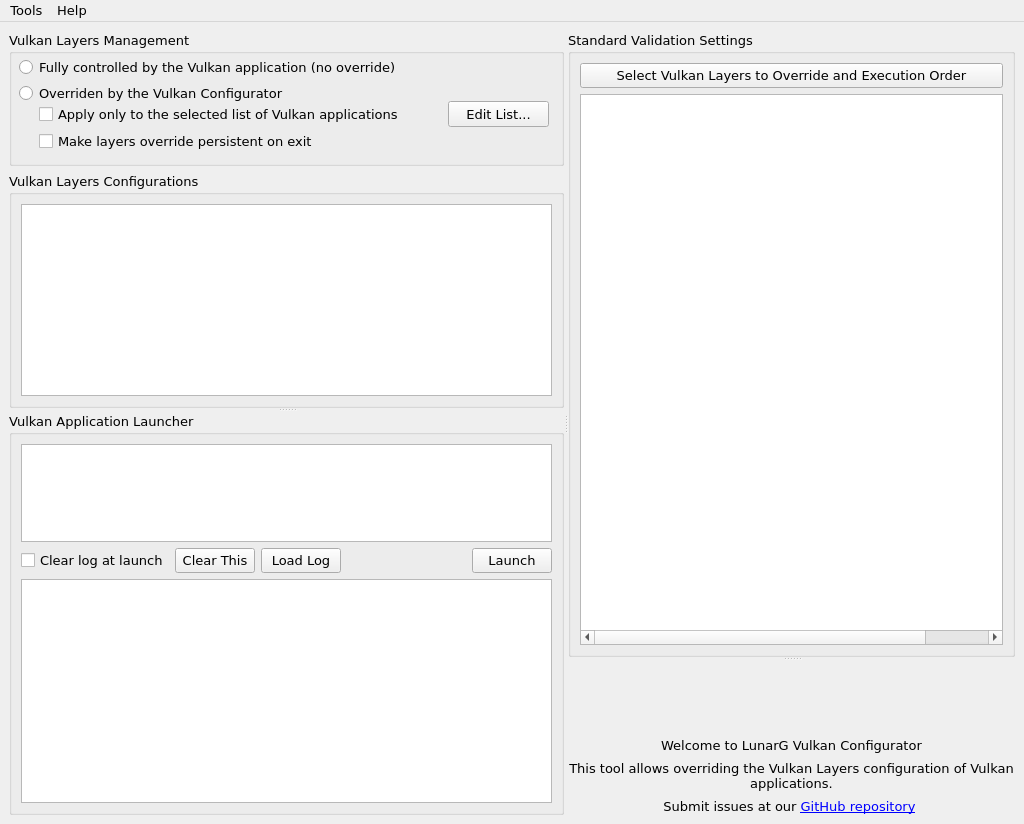
Qt form vkconfig/mainwindow.ui (LunarG/VulkanTools) before a commit.
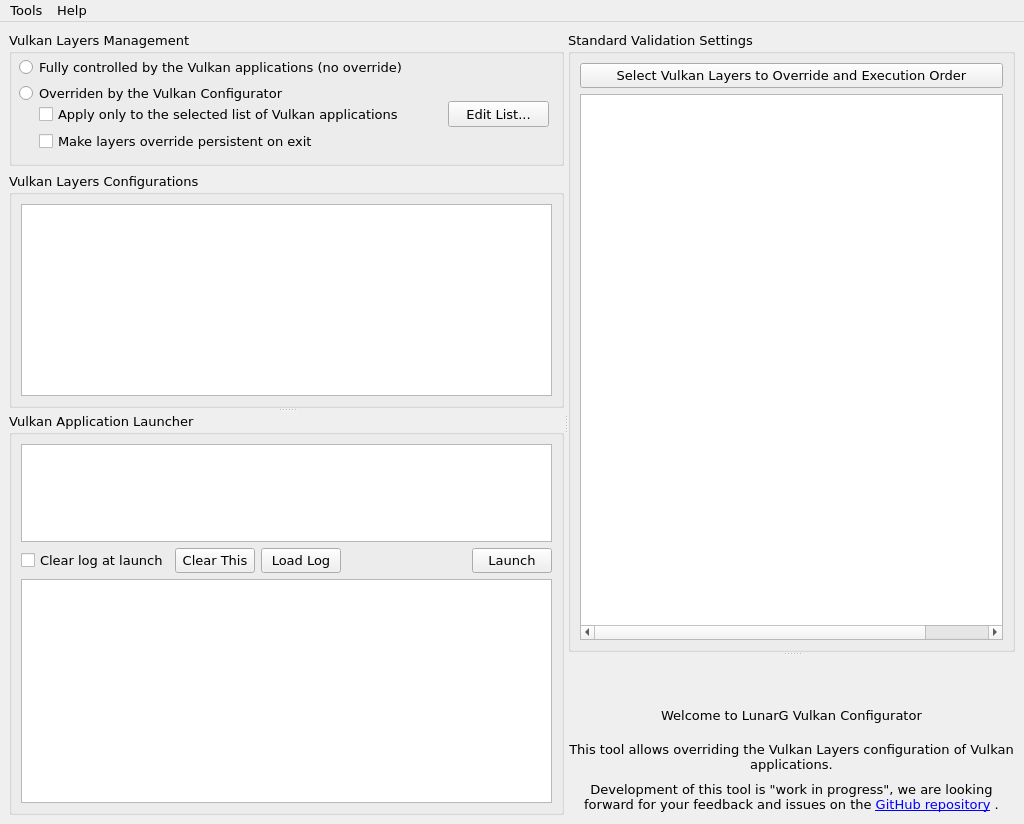
The same form after that commit. Icons and pictures are not drawn.

Commit message: Fixed typo and welcome messages

The edit to the form file:
```diff
--- a/vkconfig/mainwindow.ui
+++ b/vkconfig/mainwindow.ui
@@ -89,7 +89,7 @@
              </rect>
             </property>
             <property name="text">
-             <string>Fully controlled by the Vulkan application (no override)</string>
+             <string>Fully controlled by the Vulkan applications (no override)</string>
             </property>
            </widget>
            <widget class="QRadioButton" name="radioOverride">
@@ -391,19 +391,6 @@
            <property name="sizeConstraint">
             <enum>QLayout::SetFixedSize</enum>
            </property>
-           <item>
-            <spacer name="verticalSpacer">
-             <property name="orientation">
-              <enum>Qt::Vertical</enum>
-             </property>
-             <property name="sizeHint" stdset="0">
-              <size>
-               <width>20</width>
-               <height>40</height>
-              </size>
-             </property>
-            </spacer>
-           </item>
            <item>
             <widget class="QLabel" name="label">
              <property name="text">
@@ -449,8 +436,8 @@
            <item>
             <widget class="QLabel" name="label_4">
              <property name="text">
-              <string>Submit issues at our &lt;/span&gt;&lt;a href=&quot;http://github.com/LunarG/VulkanTools&quot;&gt;&lt;span&gt;GitHub repository&lt;/span&gt;&lt;/a&gt;
-</string>
+              <string>Development of this tool is &quot;work in progress&quot;, we are looking forward for your feedback and issues on the &lt;/span&gt;&lt;a href=&quot;http://github.com/LunarG/VulkanTools&quot;&gt;&lt;span&gt;GitHub repository&lt;/span&gt;&lt;/a&gt;
+.</string>
              </property>
              <property name="textFormat">
               <enum>Qt::RichText</enum>
@@ -458,6 +445,9 @@
              <property name="alignment">
               <set>Qt::AlignCenter</set>
              </property>
+             <property name="wordWrap">
+              <bool>true</bool>
+             </property>
              <property name="openExternalLinks">
               <bool>true</bool>
              </property>
```
